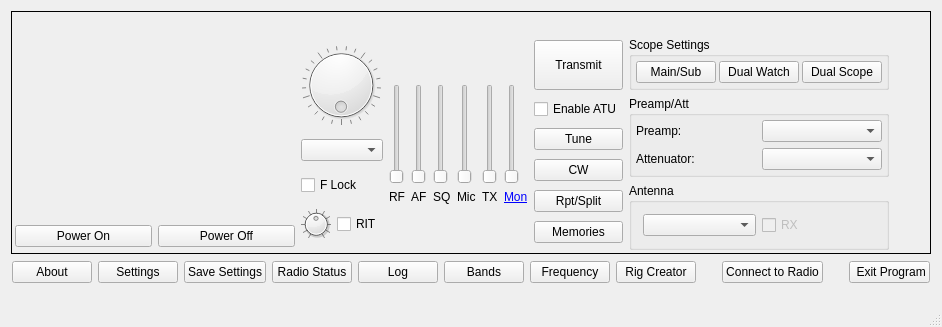
Old version of the form wfmain.ui in the repository adecarolis/wfweb.
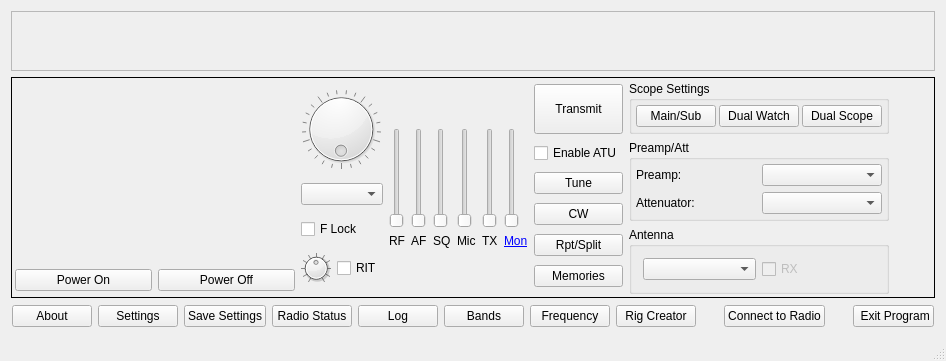
New version of the form. Custom widgets are drawn as their Qt base class.

Commit message: WIP for stretched issue

What changed in the file:
```diff
--- a/wfmain.ui
+++ b/wfmain.ui
@@ -6,8 +6,8 @@
    <rect>
     <x>0</x>
     <y>0</y>
-    <width>942</width>
-    <height>327</height>
+    <width>946</width>
+    <height>361</height>
    </rect>
   </property>
   <property name="acceptDrops">
@@ -18,8 +18,66 @@
   </property>
   <widget class="QWidget" name="centralWidget">
    <layout class="QVBoxLayout" name="verticalLayout">
+    <item>
+     <widget class="QFrame" name="scopeVFOGroup">
+      <property name="sizePolicy">
+       <sizepolicy hsizetype="Preferred" vsizetype="Preferred">
+        <horstretch>0</horstretch>
+        <verstretch>0</verstretch>
+       </sizepolicy>
+      </property>
+      <property name="frameShape">
+       <enum>QFrame::StyledPanel</enum>
+      </property>
+      <property name="frameShadow">
+       <enum>QFrame::Raised</enum>
+      </property>
+      <layout class="QVBoxLayout" name="scopeVFOLayout">
+       <property name="spacing">
+        <number>0</number>
+       </property>
+       <property name="leftMargin">
+        <number>0</number>
+       </property>
+       <property name="topMargin">
+        <number>0</number>
+       </property>
+       <property name="rightMargin">
+        <number>0</number>
+       </property>
+       <property name="bottomMargin">
+        <number>0</number>
+       </property>
+       <item>
+        <layout class="QVBoxLayout" name="vfoLayout">
+         <property name="spacing">
+          <number>0</number>
+         </property>
+         <property name="leftMargin">
+          <number>0</number>
+         </property>
+         <property name="topMargin">
+          <number>0</number>
+         </property>
+         <property name="rightMargin">
+          <number>0</number>
+         </property>
+         <property name="bottomMargin">
+          <number>0</number>
+         </property>
+        </layout>
+       </item>
+      </layout>
+     </widget>
+    </item>
     <item>
      <widget class="QFrame" name="mainGroup">
+      <property name="sizePolicy">
+       <sizepolicy hsizetype="Preferred" vsizetype="Fixed">
+        <horstretch>0</horstretch>
+        <verstretch>0</verstretch>
+       </sizepolicy>
+      </property>
       <property name="frameShape">
        <enum>QFrame::Box</enum>
       </property>
@@ -48,26 +106,6 @@
        <property name="bottomMargin">
         <number>3</number>
        </property>
-       <item>
-        <spacer name="scopeSpacer">
-         <property name="orientation">
-          <enum>Qt::Vertical</enum>
-         </property>
-         <property name="sizeHint" stdset="0">
-          <size>
-           <width>20</width>
-           <height>40</height>
-          </size>
-         </property>
-        </spacer>
-       </item>
-       <item>
-        <layout class="QVBoxLayout" name="vfoLayout">
-         <property name="spacing">
-          <number>0</number>
-         </property>
-        </layout>
-       </item>
        <item>
         <layout class="QHBoxLayout" name="horizontalLayout_2">
          <item>
@@ -992,7 +1030,7 @@
      </widget>
     </item>
     <item>
-     <widget class="QFrame" name="frame">
+     <widget class="QFrame" name="lowerButtonsFrame">
       <property name="sizePolicy">
        <sizepolicy hsizetype="Expanding" vsizetype="Fixed">
         <horstretch>0</horstretch>
@@ -1012,6 +1050,9 @@
        <property name="rightMargin">
         <number>1</number>
        </property>
+       <property name="bottomMargin">
+        <number>1</number>
+       </property>
        <item>
         <widget class="QPushButton" name="aboutBtn">
          <property name="text">
@@ -1105,6 +1146,7 @@
         <widget class="QPushButton" name="exitBtn">
          <property name="font">
           <font>
+           <weight>50</weight>
            <bold>false</bold>
           </font>
          </property>
```
The commit also changes 1 other file.
